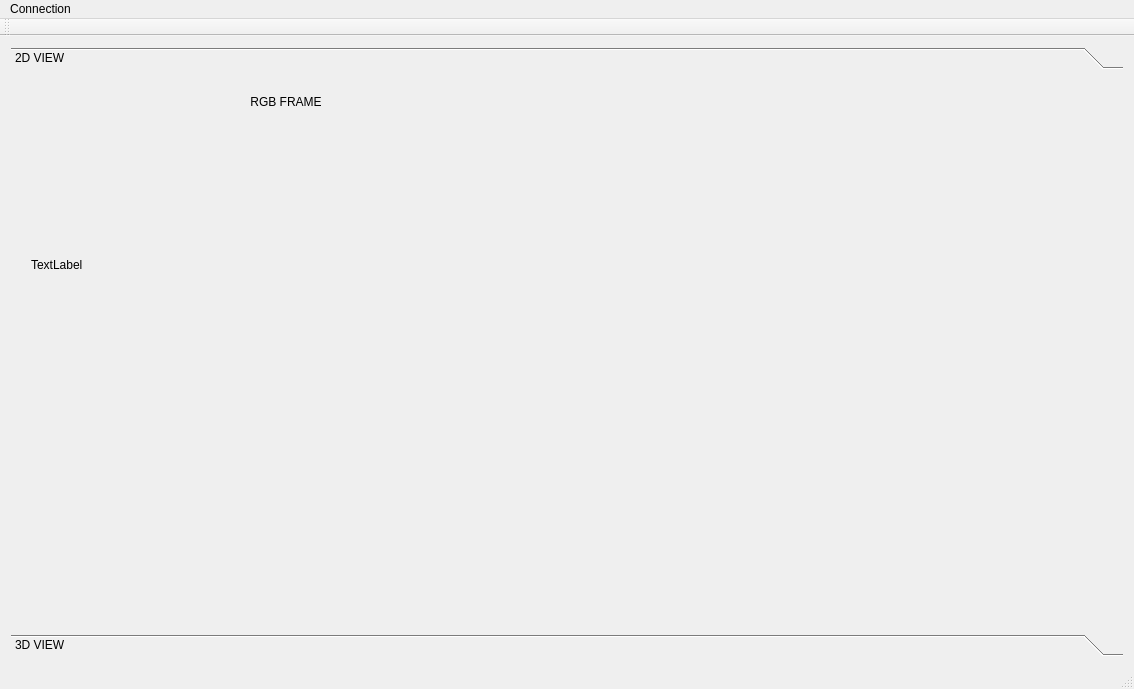
Qt form mainwindow.ui (tapati0127/6DPoseEstimation) before a commit.
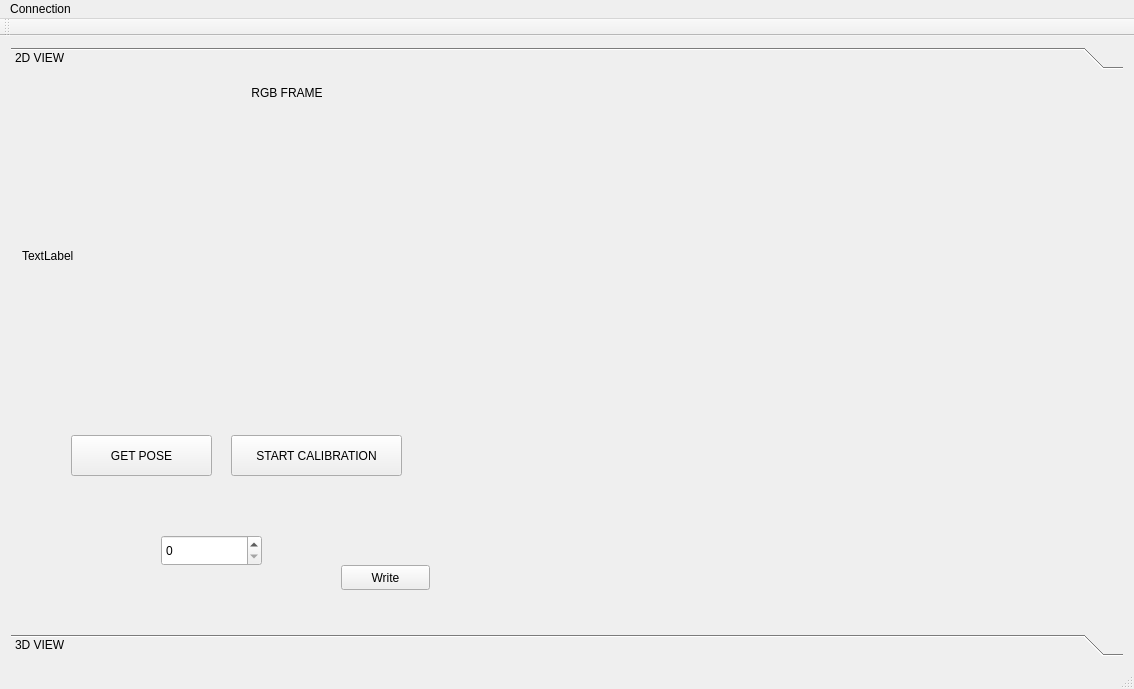
The same form after that commit. Custom widgets are drawn as their Qt base class.

The edit to the form file:
```diff
--- a/mainwindow.ui
+++ b/mainwindow.ui
@@ -29,15 +29,62 @@
        <attribute name="label">
         <string>2D VIEW</string>
        </attribute>
-       <widget class="QWidget" name="layoutWidget">
+       <widget class="QPushButton" name="pushButton">
         <property name="geometry">
          <rect>
-          <x>9</x>
-          <y>9</y>
-          <width>532</width>
-          <height>325</height>
+          <x>60</x>
+          <y>360</y>
+          <width>141</width>
+          <height>41</height>
          </rect>
         </property>
+        <property name="text">
+         <string>GET POSE</string>
+        </property>
+       </widget>
+       <widget class="QPushButton" name="pushButton_2">
+        <property name="geometry">
+         <rect>
+          <x>220</x>
+          <y>360</y>
+          <width>171</width>
+          <height>41</height>
+         </rect>
+        </property>
+        <property name="text">
+         <string>START CALIBRATION</string>
+        </property>
+       </widget>
+       <widget class="QPushButton" name="pushButton_3">
+        <property name="geometry">
+         <rect>
+          <x>330</x>
+          <y>490</y>
+          <width>89</width>
+          <height>25</height>
+         </rect>
+        </property>
+        <property name="text">
+         <string>Write</string>
+        </property>
+       </widget>
+       <widget class="QSpinBox" name="spinBox">
+        <property name="geometry">
+         <rect>
+          <x>150</x>
+          <y>460</y>
+          <width>101</width>
+          <height>31</height>
+         </rect>
+        </property>
+        <property name="minimum">
+         <number>0</number>
+        </property>
+        <property name="maximum">
+         <number>180</number>
+        </property>
+       </widget>
+       <widget class="QWidget" name="">
         <layout class="QVBoxLayout" name="verticalLayout">
          <item>
           <widget class="QLabel" name="label">
```
Left out of the diff: 52 changed lines with no effect on the pictures.
